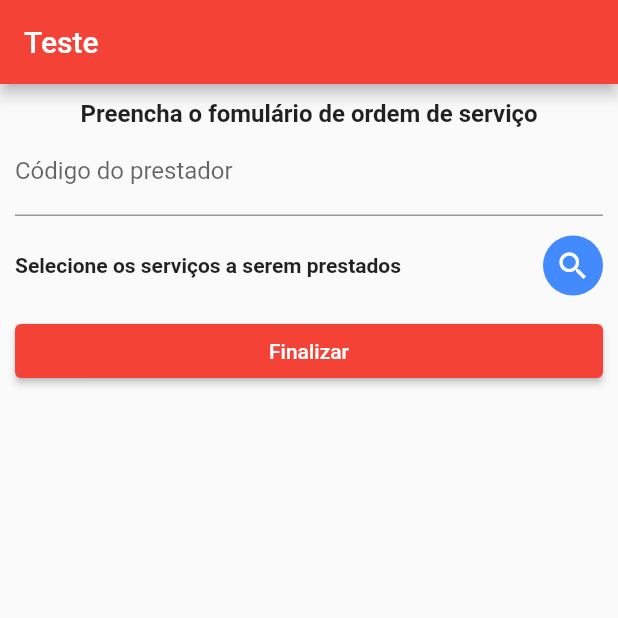
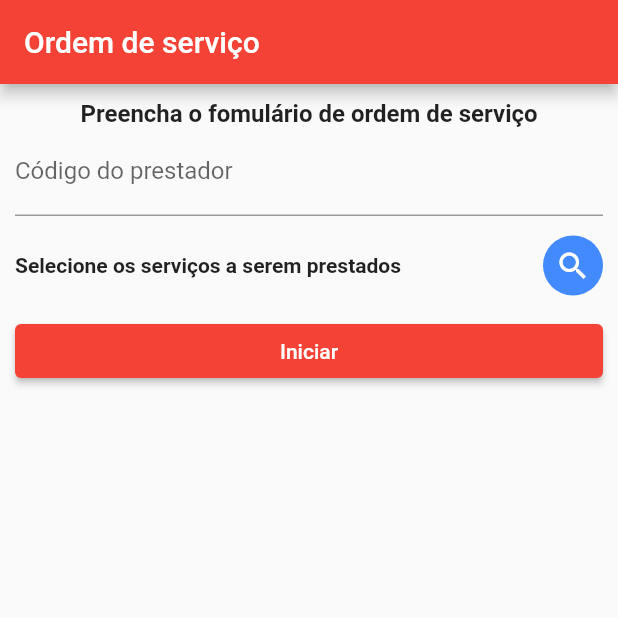
Before and after one commit to brunonlima/-9aojo-grupo-m-app, a Flutter app: the screen it shows after launch, on a phone screen of 412 x 824 dp, the top half of it. Run offline on Flutter 3.47's test engine with Material 2 defaults, Android fonts, the light colour scheme and no system bars; our stand-ins replace geolocator, get.

Commit message:
Order Controller + Bind + Page

```diff
--- a/lib/pages/order_bind.dart
+++ b/lib/pages/order_bind.dart
@@ -1,10 +1,13 @@
 import 'package:abctechapp/controller/order_controller.dart';
+import 'package:abctechapp/provider/order_provider.dart';
 import 'package:abctechapp/services/geolocation_service.dart';
+import 'package:abctechapp/services/order_service.dart';
 import 'package:get/get.dart';
 
 class OrderBind extends Bindings {
   @override
   void dependencies() {
-    Get.lazyPut<OrderController>(() => OrderController(GeolocationService()));
+    Get.lazyPut<OrderController>(() =>
+        OrderController(GeolocationService(), OrderService(OrderProvider())));
   }
 }
--- a/lib/pages/order_page.dart
+++ b/lib/pages/order_page.dart
@@ -15,16 +15,8 @@ class OrderPage extends GetView<OrderController> {
             ListTile(title: Text(assists[index].name)));
   }
 
-  @override
-  Widget build(BuildContext context) {
-    return Scaffold(
-        appBar: AppBar(
-          title: const Text("Teste"),
-        ),
-        body: Container(
-            constraints: const BoxConstraints.expand(),
-            padding: const EdgeInsets.all(10.0),
-            child: SingleChildScrollView(
+  Widget buildForm(BuildContext context) {
+    return SingleChildScrollView(
       child: Form(
         key: controller.formKey,
         child: Column(
@@ -35,16 +27,15 @@ class OrderPage extends GetView<OrderController> {
                   child: Text(
                 'Preencha o fomulário de ordem de serviço',
                 textAlign: TextAlign.center,
-                        style: TextStyle(
-                            fontSize: 16.0, fontWeight: FontWeight.bold),
+                style: TextStyle(fontSize: 16.0, fontWeight: FontWeight.bold),
               ))
             ]),
             TextFormField(
               controller: controller.operatorIdController,
               inputFormatters: [FilteringTextInputFormatter.digitsOnly],
               keyboardType: TextInputType.number,
-                      decoration: const InputDecoration(
-                          labelText: "Código do prestador"),
+              decoration:
+                  const InputDecoration(labelText: "Código do prestador"),
               textAlign: TextAlign.center,
             ),
             Row(children: [
@@ -55,8 +46,7 @@ class OrderPage extends GetView<OrderController> {
                         'Selecione os serviços a serem prestados',
                         textAlign: TextAlign.left,
                         style: TextStyle(
-                                    fontSize: 14.0,
-                                    fontWeight: FontWeight.bold),
+                            fontSize: 14.0, fontWeight: FontWeight.bold),
                       ))),
               Ink(
                   decoration: const ShapeDecoration(
@@ -77,11 +67,33 @@ class OrderPage extends GetView<OrderController> {
               Expanded(
                   child: ElevatedButton(
                       onPressed: () => controller.finishStartOrder(),
-                              child: const Text("Finalizar")))
+                      child: Obx(
+                        () {
+                          if (controller.screenState.value ==
+                              OrderState.creating) {
+                            return const Text("Iniciar");
+                          } else {
+                            return const Text("Finalizar");
+                          }
+                        },
+                      )))
             ]),
           ],
         ),
       ),
-            )));
+    );
+  }
+
+  @override
+  Widget build(BuildContext context) {
+    return Scaffold(
+        appBar: AppBar(
+          title: const Text("Ordem de serviço"),
+        ),
+        body: Container(
+            constraints: const BoxConstraints.expand(),
+            padding: const EdgeInsets.all(10.0),
+            child: controller.obx((state) => buildForm(context),
+                onLoading: const Center(child: CircularProgressIndicator()))));
   }
 }
```
Also changed, not shown: lib/controller/order_controller.dart (+69 -7 lines). Lines whose indentation alone changed are shown as unchanged.
